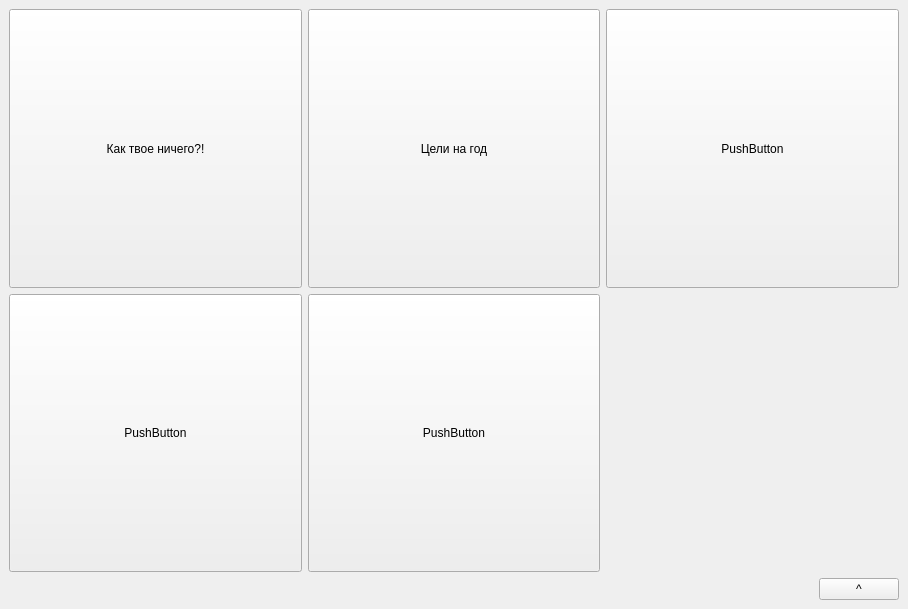
EvgenyMetelkin/PerfectLive, file mainwindow.ui: the form before one commit.
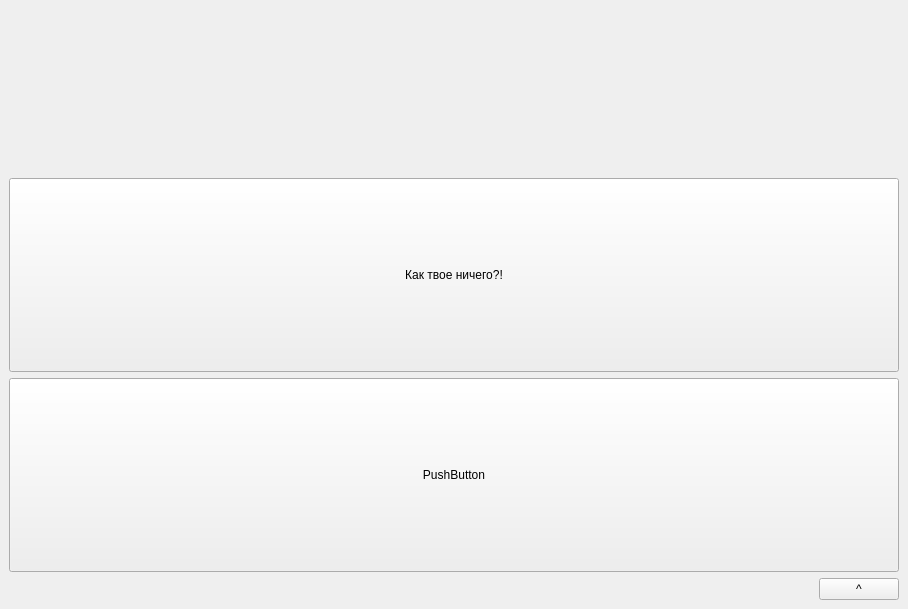
The form after the commit.

Patch:
```diff
--- a/mainwindow.ui
+++ b/mainwindow.ui
@@ -14,35 +14,26 @@
    <string>MainWindow</string>
   </property>
   <widget class="QWidget" name="centralwidget">
-   <layout class="QVBoxLayout" name="verticalLayout_3" stretch="0,0,0">
+   <layout class="QVBoxLayout" name="verticalLayout_3" stretch="3,7,1">
+    <item>
+     <layout class="QVBoxLayout" name="layoutHistoryDiary">
+      <item>
+       <spacer name="verticalSpacer">
+        <property name="orientation">
+         <enum>Qt::Vertical</enum>
+        </property>
+        <property name="sizeHint" stdset="0">
+         <size>
+          <width>20</width>
+          <height>40</height>
+         </size>
+        </property>
+       </spacer>
+      </item>
+     </layout>
+    </item>
     <item>
      <layout class="QGridLayout" name="gridLayout">
-      <item row="1" column="4">
-       <widget class="QPushButton" name="pushButton_5">
-        <property name="sizePolicy">
-         <sizepolicy hsizetype="Minimum" vsizetype="Expanding">
-          <horstretch>0</horstretch>
-          <verstretch>0</verstretch>
-         </sizepolicy>
-        </property>
-        <property name="text">
-         <string>PushButton</string>
-        </property>
-       </widget>
-      </item>
-      <item row="2" column="3">
-       <widget class="QPushButton" name="pushButton_4">
-        <property name="sizePolicy">
-         <sizepolicy hsizetype="Minimum" vsizetype="Expanding">
-          <horstretch>0</horstretch>
-          <verstretch>0</verstretch>
-         </sizepolicy>
-        </property>
-        <property name="text">
-         <string>PushButton</string>
-        </property>
-       </widget>
-      </item>
       <item row="2" column="0">
        <widget class="QPushButton" name="pushButton_2">
         <property name="sizePolicy">
@@ -69,19 +60,6 @@
         </property>
        </widget>
       </item>
-      <item row="1" column="3">
-       <widget class="QPushButton" name="bGoals">
-        <property name="sizePolicy">
-         <sizepolicy hsizetype="Minimum" vsizetype="Expanding">
-          <horstretch>0</horstretch>
-          <verstretch>0</verstretch>
-         </sizepolicy>
-        </property>
-        <property name="text">
-         <string>Цели на год</string>
-        </property>
-       </widget>
-      </item>
      </layout>
     </item>
     <item>
```
Left out of the diff: 3 changed lines with no effect on the pictures.
